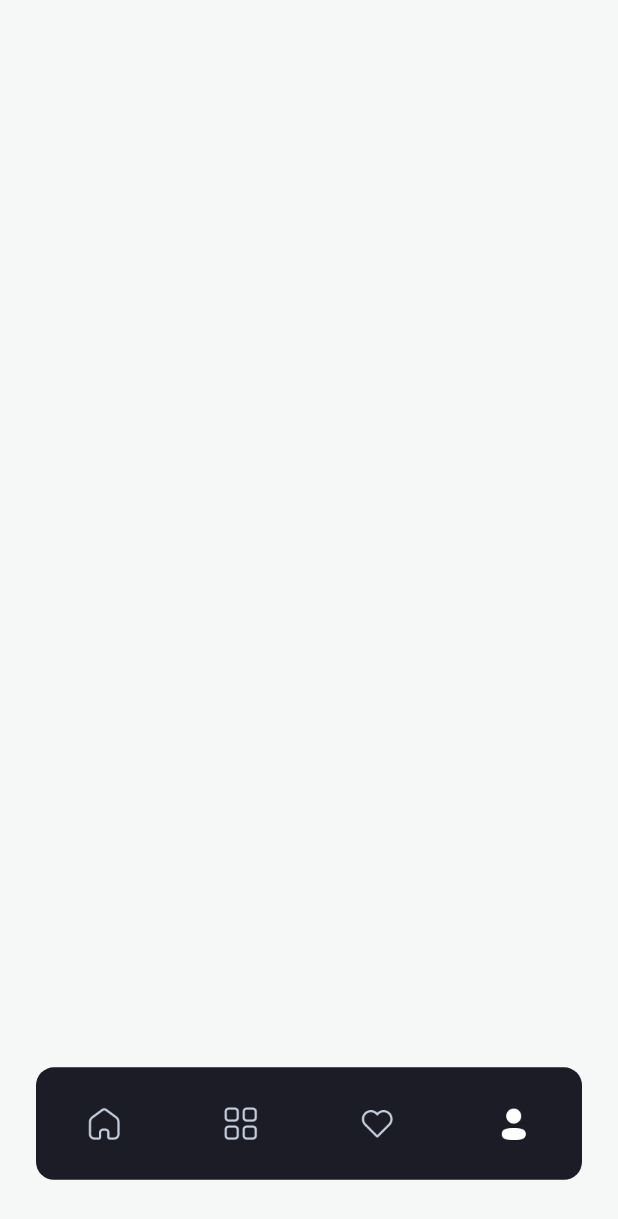
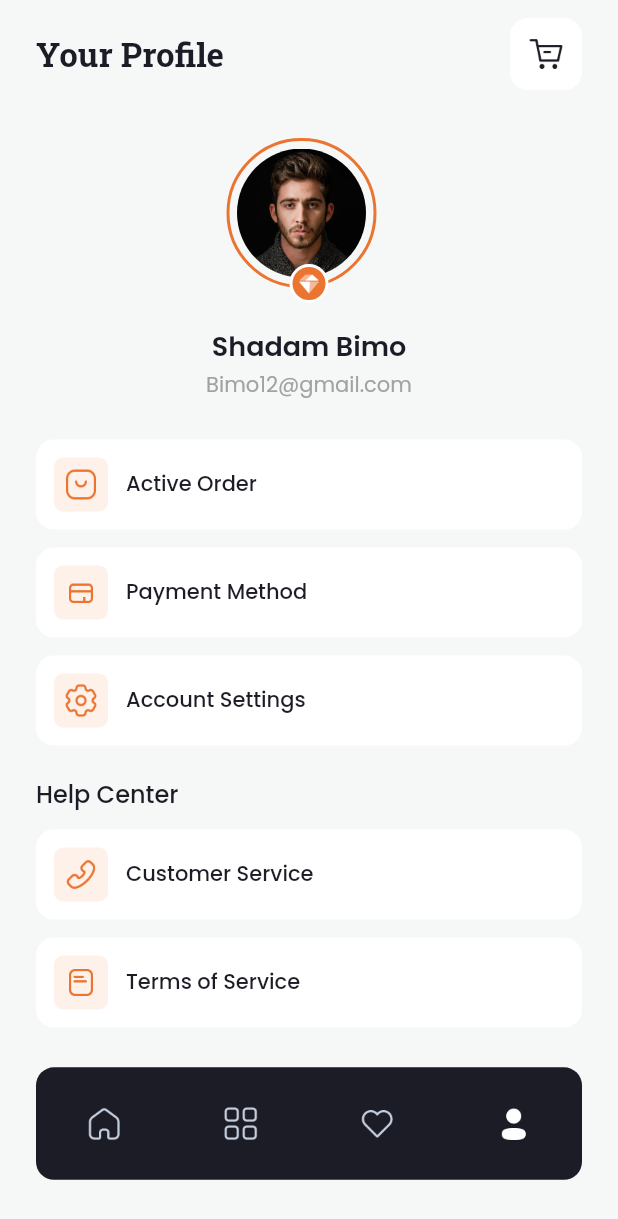
Before and after one commit to anggitpp/furnitour, a Flutter app: the screen it shows after launch, item 4 of the bottom bar chosen, on a phone screen of 412 x 824 dp. Shown: the top 1219 px of the screen. Run offline on Flutter 3.47's test engine with Material 2 defaults, Android fonts, the phone set to English and light mode, and no system bars; our stand-ins replace google_fonts, supercharged.

Commit message:
finish create profile page ui

```diff
--- a/lib/pages/profile/profile_page.dart
+++ b/lib/pages/profile/profile_page.dart
@@ -1,10 +1,108 @@
 import 'package:flutter/material.dart';
+import 'package:furnitour/config/theme.dart';
+import 'package:furnitour/pages/profile/widgets/profile_photo.dart';
+import 'package:furnitour/widgets/header_page.dart';
+
+import '../../config/constant.dart';
+import 'widgets/profile_page_menu_item.dart';
 
 class ProfilePage extends StatelessWidget {
   const ProfilePage({Key? key}) : super(key: key);
 
   @override
   Widget build(BuildContext context) {
-    return Container();
+    return Scaffold(
+      body: SafeArea(
+        child: SingleChildScrollView(
+          child: Column(
+            children: [
+              HeaderPage(
+                Text(
+                  'Your Profile',
+                  style: textTheme(context).headlineLarge,
+                ),
+                const SizedBox(),
+                Container(
+                  width: 48,
+                  height: 48,
+                  decoration: BoxDecoration(
+                    color: Colors.white,
+                    borderRadius: BorderRadius.circular(12),
+                  ),
+                  alignment: Alignment.center,
+                  child: Image.asset(
+                    'assets/icons/cart-icon.png',
+                    width: 24,
+                    height: 24,
+                  ),
+                ),
+              ),
+              SizedBox(
+                height: 20,
+              ),
+              ProfilePhoto(),
+              SizedBox(
+                height: 15,
+              ),
+              Text(
+                'Shadam Bimo',
+                style: textTheme(context).labelLarge!.copyWith(fontSize: 18),
+              ),
+              SizedBox(
+                height: 2,
+              ),
+              Text(
+                'Bimo12@gmail.com',
+                style: textTheme(context).bodySmall!.copyWith(fontSize: 14),
+              ),
+              SizedBox(
+                height: 26,
+              ),
+              ProfilePageMenuItem(
+                text: 'Active Order',
+                image: 'assets/icons/active-order-icon.png',
+              ),
+              ProfilePageMenuItem(
+                text: 'Payment Method',
+                image: 'assets/icons/payment-method-icon.png',
+              ),
+              ProfilePageMenuItem(
+                text: 'Account Settings',
+                image: 'assets/icons/settings-icon.png',
+              ),
+              SizedBox(
+                height: 8,
+              ),
+              Align(
+                alignment: Alignment.centerLeft,
+                child: Padding(
+                  padding: const EdgeInsets.only(left: AppSizes.defaultMargin),
+                  child: Text(
+                    'Help Center',
+                    style: textTheme(context)
+                        .labelLarge!
+                        .copyWith(fontWeight: FontWeight.w500),
+                  ),
+                ),
+              ),
+              SizedBox(
+                height: 12,
+              ),
+              ProfilePageMenuItem(
+                text: 'Customer Service',
+                image: 'assets/icons/customer-service-icon.png',
+              ),
+              ProfilePageMenuItem(
+                text: 'Terms of Service',
+                image: 'assets/icons/tos-icon.png',
+              ),
+              SizedBox(
+                height: 100,
+              ),
+            ],
+          ),
+        ),
+      ),
+    );
   }
 }
--- /dev/null
+++ b/lib/pages/profile/widgets/profile_page_menu_item.dart
@@ -0,0 +1,55 @@
+import 'package:flutter/material.dart';
+
+import '../../../config/constant.dart';
+import '../../../config/theme.dart';
+
+class ProfilePageMenuItem extends StatelessWidget {
+  final String image;
+  final String text;
+  const ProfilePageMenuItem({
+    Key? key,
+    required this.image,
+    required this.text,
+  }) : super(key: key);
+
+  @override
+  Widget build(BuildContext context) {
+    return Container(
+      width: AppSizes.phoneWidthMargin(context),
+      padding: EdgeInsets.all(12),
+      margin: EdgeInsets.only(bottom: 12),
+      height: 60,
+      decoration: BoxDecoration(
+        color: Colors.white,
+        borderRadius: BorderRadius.circular(12),
+      ),
+      child: Row(
+        children: [
+          Container(
+            width: 36,
+            height: 36,
+            alignment: Alignment.center,
+            decoration: BoxDecoration(
+              color: orangeColor.withOpacity(0.10),
+              borderRadius: BorderRadius.circular(6),
+            ),
+            child: Image.asset(
+              image,
+              width: 24,
+              height: 24,
+            ),
+          ),
+          SizedBox(
+            width: 12,
+          ),
+          Text(
+            text,
+            style: textTheme(context).labelMedium!.copyWith(
+                  fontWeight: FontWeight.w500,
+                ),
+          )
+        ],
+      ),
+    );
+  }
+}
--- /dev/null
+++ b/lib/pages/profile/widgets/profile_photo.dart
@@ -0,0 +1,61 @@
+import 'package:flutter/material.dart';
+
+import '../../../config/theme.dart';
+
+class ProfilePhoto extends StatelessWidget {
+  const ProfilePhoto({Key? key}) : super(key: key);
+
+  @override
+  Widget build(BuildContext context) {
+    return SizedBox(
+      width: 110,
+      height: 110,
+      child: Stack(
+        children: [
+          Container(
+            padding: EdgeInsets.all(5),
+            width: 100,
+            height: 100,
+            decoration: BoxDecoration(
+              shape: BoxShape.circle,
+              border: Border.all(
+                color: orangeColor,
+                width: 2,
+              ),
+            ),
+            child: Container(
+              decoration: BoxDecoration(
+                shape: BoxShape.circle,
+                image: DecorationImage(
+                  image: AssetImage(
+                    'assets/images/profile.png',
+                  ),
+                ),
+              ),
+            ),
+          ),
+          Align(
+            alignment: Alignment.bottomCenter,
+            child: Container(
+              width: 26,
+              height: 26,
+              decoration: BoxDecoration(
+                color: orangeColor,
+                shape: BoxShape.circle,
+                border: Border.all(
+                  color: Colors.white,
+                  width: 2,
+                ),
+              ),
+              child: Image.asset(
+                'assets/icons/diamond-icon.png',
+                width: 24,
+                height: 24,
+              ),
+            ),
+          ),
+        ],
+      ),
+    );
+  }
+}
--- a/pubspec.yaml
+++ b/pubspec.yaml
@@ -50,6 +50,7 @@ flutter:
   # To add assets to your application, add an assets section, like this:
   assets:
     - assets/icons/
+    - assets/images/
     - assets/images/discount/
     - assets/images/chair/
     - assets/images/sofa/
```
Also changed, not shown: assets/icons/customer-service-icon.png (added), assets/icons/diamond-icon.png (added), assets/images/profile.png (added).
